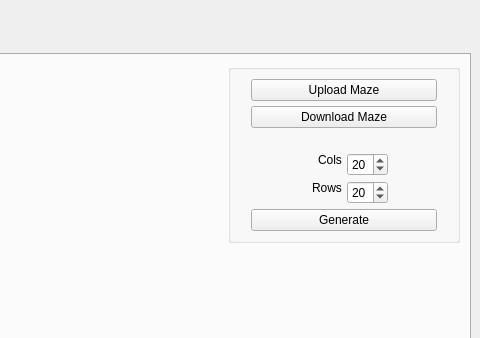
This is src/views/mainwindow.ui in darrpama/A1_Maze-1 as Qt 5 draws it before an edit; both pictures show x 302 to 782 and y 0 to 338 of the 782 by 642 pixel window. The edited form follows.
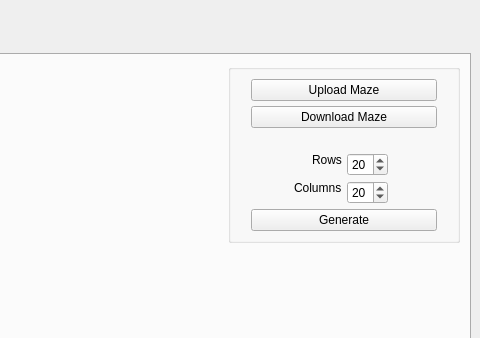
This is the edited form. The open tabs and pages were chosen to show the change. Custom widgets are drawn as their Qt base class.

Commit message: rows cols mismatch

Diff of the .ui file:
```diff
--- a/src/views/mainwindow.ui
+++ b/src/views/mainwindow.ui
@@ -131,11 +131,11 @@
               </spacer>
              </item>
              <item>
-              <layout class="QHBoxLayout" name="maze_cols_layout">
+              <layout class="QHBoxLayout" name="maze_rows_layout">
                <item alignment="Qt::AlignRight|Qt::AlignTop">
-                <widget class="QLabel" name="maze_cols_label">
+                <widget class="QLabel" name="maze_rows_label">
                  <property name="text">
-                  <string>Cols</string>
+                  <string>Rows</string>
                  </property>
                  <property name="margin">
                   <number>5</number>
@@ -143,7 +143,7 @@
                 </widget>
                </item>
                <item alignment="Qt::AlignLeft|Qt::AlignTop">
-                <widget class="QSpinBox" name="maze_cols_input">
+                <widget class="QSpinBox" name="maze_rows_input">
                  <property name="minimum">
                   <number>2</number>
                  </property>
@@ -158,11 +158,11 @@
               </layout>
              </item>
              <item>
-              <layout class="QHBoxLayout" name="maze_rows_layout">
+              <layout class="QHBoxLayout" name="maze_cols_layout">
                <item alignment="Qt::AlignRight|Qt::AlignTop">
-                <widget class="QLabel" name="maze_rows_label">
+                <widget class="QLabel" name="maze_cols_label">
                  <property name="text">
-                  <string>Rows</string>
+                  <string>Columns</string>
                  </property>
                  <property name="margin">
                   <number>5</number>
@@ -170,7 +170,7 @@
                 </widget>
                </item>
                <item alignment="Qt::AlignLeft|Qt::AlignTop">
-                <widget class="QSpinBox" name="maze_rows_input">
+                <widget class="QSpinBox" name="maze_cols_input">
                  <property name="minimum">
                   <number>2</number>
                  </property>
```
Left out of the diff: 2 changed lines with no effect on the pictures. The commit also changes 1 other file.
